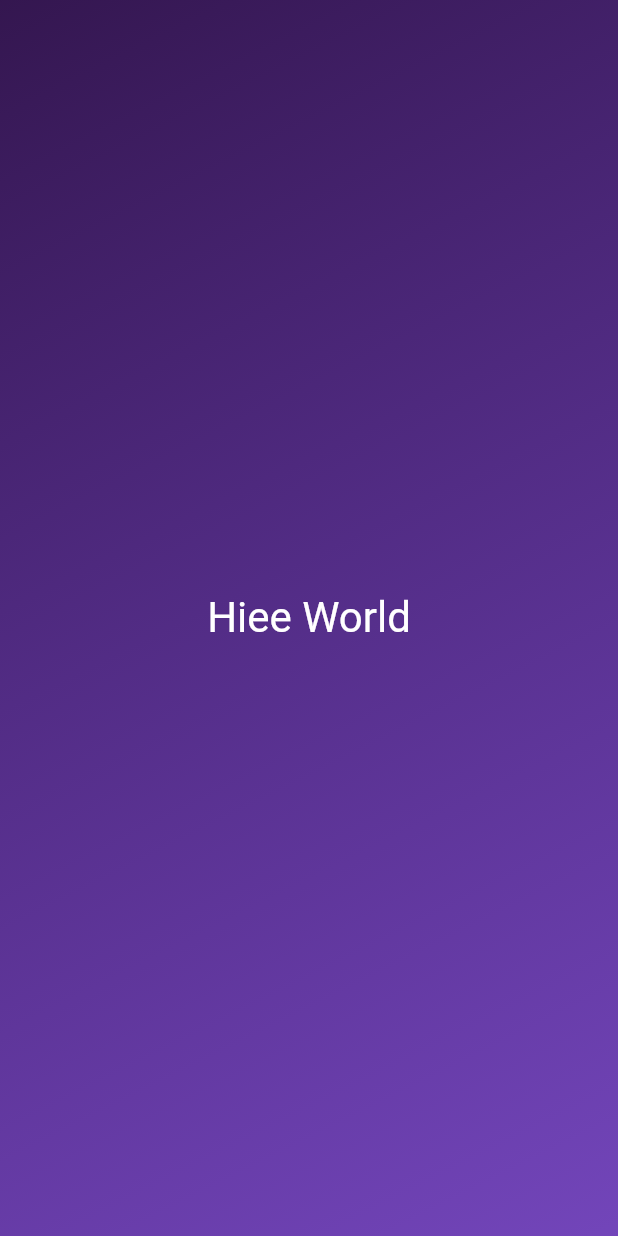
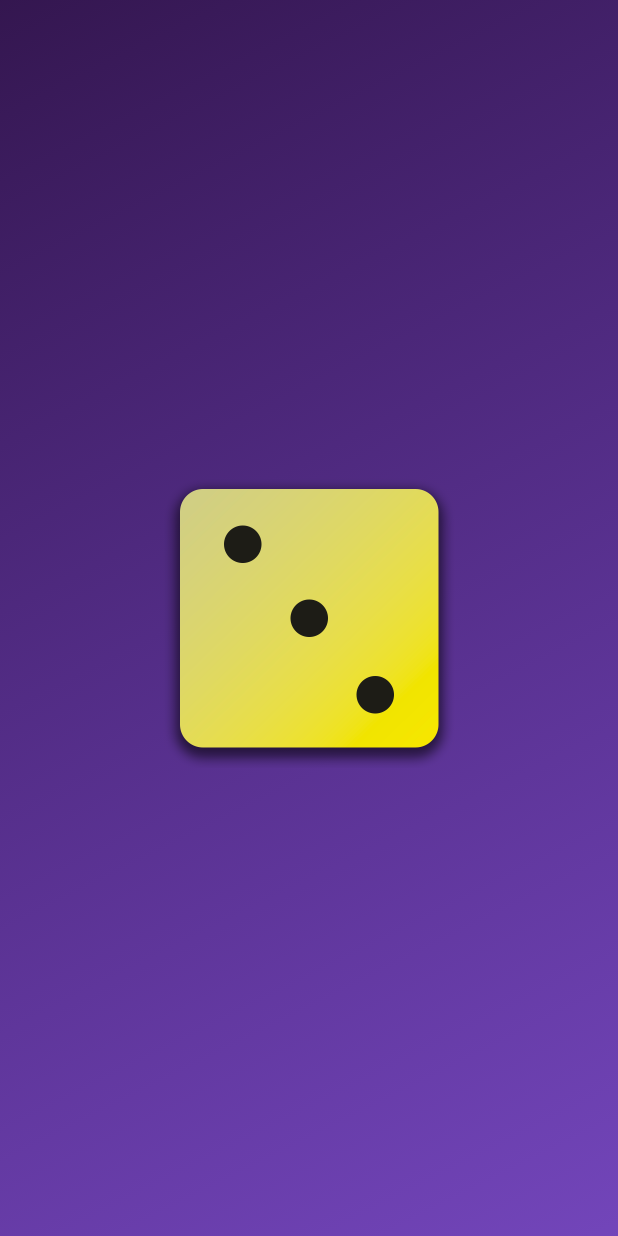
Before and after one commit to abdulhakim10/first_app, a Flutter app: the screen it shows after launch, on a phone screen of 412 x 824 dp. Run offline on Flutter 3.47's test engine with Material 2 defaults, Android fonts, the phone set to English and light mode, and no system bars.

```diff
--- a/lib/gradient_container.dart
+++ b/lib/gradient_container.dart
@@ -1,4 +1,3 @@
-import 'package:first_app/styled_text.dart';
 import 'package:flutter/material.dart';
 
 var startAlignment = Alignment.topLeft;
@@ -19,8 +18,11 @@ class GradientContainer extends StatelessWidget {
         begin: startAlignment,
         end: endAlignment,
       )),
-      child: const Center(
-        child: StyleText('Hiee World'),
+      child: Center(
+        child: Image.asset(
+          'assets/images/dice-3.png',
+          width: 200,
+        ),
       ),
     );
   }
--- a/pubspec.yaml
+++ b/pubspec.yaml
@@ -59,9 +59,8 @@ flutter:
   uses-material-design: true
 
   # To add assets to your application, add an assets section, like this:
-  # assets:
-  #   - images/a_dot_burr.jpeg
-  #   - images/a_dot_ham.jpeg
+  assets:
+    - assets/images/
 
   # An image asset can refer to one or more resolution-specific "variants", see
   # https://flutter.dev/assets-and-images/#resolution-aware
```
Also changed, not shown: assets/images/dice-1.png (added), assets/images/dice-2.png (added), assets/images/dice-3.png (added), assets/images/dice-4.png (added), assets/images/dice-5.png (added), assets/images/dice-6.png (added).
